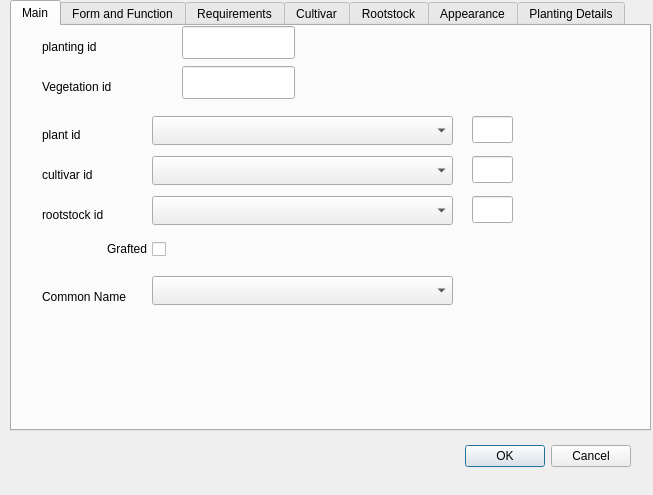
Old version of the form forms/vegetation.ui in the repository mdbott/Property.
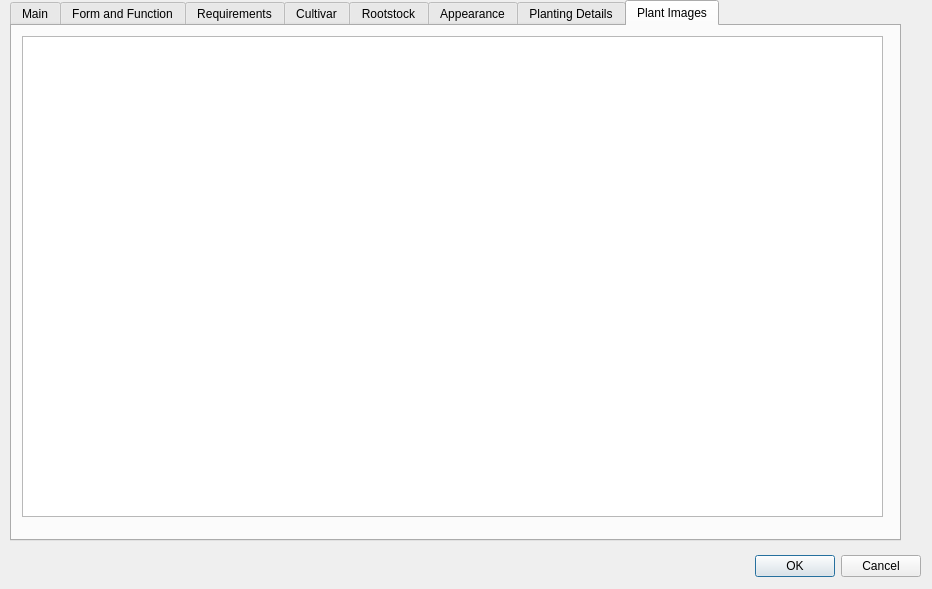
New version of the form. The open tabs and pages were chosen to show the change.

Diff of the .ui file:
```diff
--- a/forms/vegetation.ui
+++ b/forms/vegetation.ui
@@ -6,8 +6,8 @@
    <rect>
     <x>0</x>
     <y>0</y>
-    <width>653</width>
-    <height>495</height>
+    <width>932</width>
+    <height>589</height>
    </rect>
   </property>
   <property name="windowTitle">
@@ -16,8 +16,8 @@
   <widget class="QDialogButtonBox" name="buttonBox">
    <property name="geometry">
     <rect>
-     <x>430</x>
-     <y>440</y>
+     <x>720</x>
+     <y>550</y>
      <width>201</width>
      <height>32</height>
     </rect>
@@ -34,8 +34,8 @@
     <rect>
      <x>10</x>
      <y>0</y>
-     <width>641</width>
-     <height>431</height>
+     <width>891</width>
+     <height>541</height>
     </rect>
    </property>
    <property name="layoutDirection">
@@ -1313,6 +1313,39 @@
      </property>
     </widget>
    </widget>
+   <widget class="QWidget" name="tab_8">
+    <attribute name="title">
+     <string>Plant Images</string>
+    </attribute>
+    <widget class="QTableWidget" name="ImageTable">
+     <property name="geometry">
+      <rect>
+       <x>10</x>
+       <y>10</y>
+       <width>861</width>
+       <height>481</height>
+      </rect>
+     </property>
+     <property name="iconSize">
+      <size>
+       <width>128</width>
+       <height>128</height>
+      </size>
+     </property>
+    </widget>
+    <widget class="QLineEdit" name="picturelist">
+     <property name="geometry">
+      <rect>
+       <x>20</x>
+       <y>40</y>
+       <width>801</width>
+       <height>31</height>
+      </rect>
+     </property>
+    </widget>
+    <zorder>picturelist</zorder>
+    <zorder>ImageTable</zorder>
+   </widget>
   </widget>
  </widget>
  <resources/>
```
Left out of the diff: 4 changed lines with no effect on the pictures.
